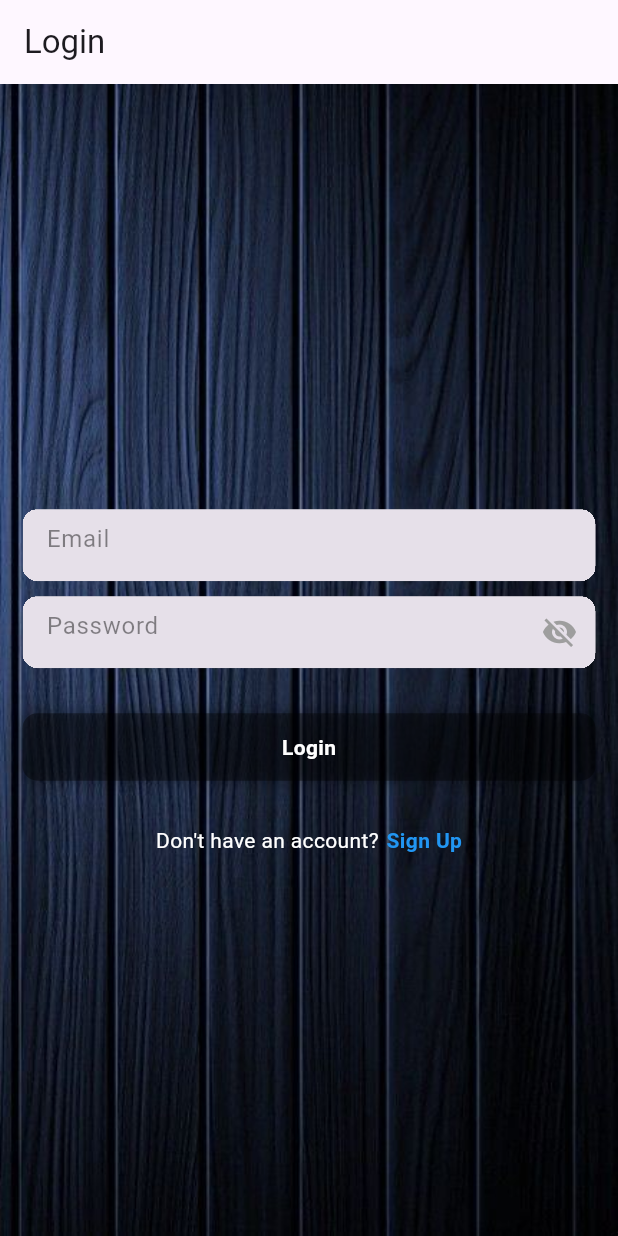
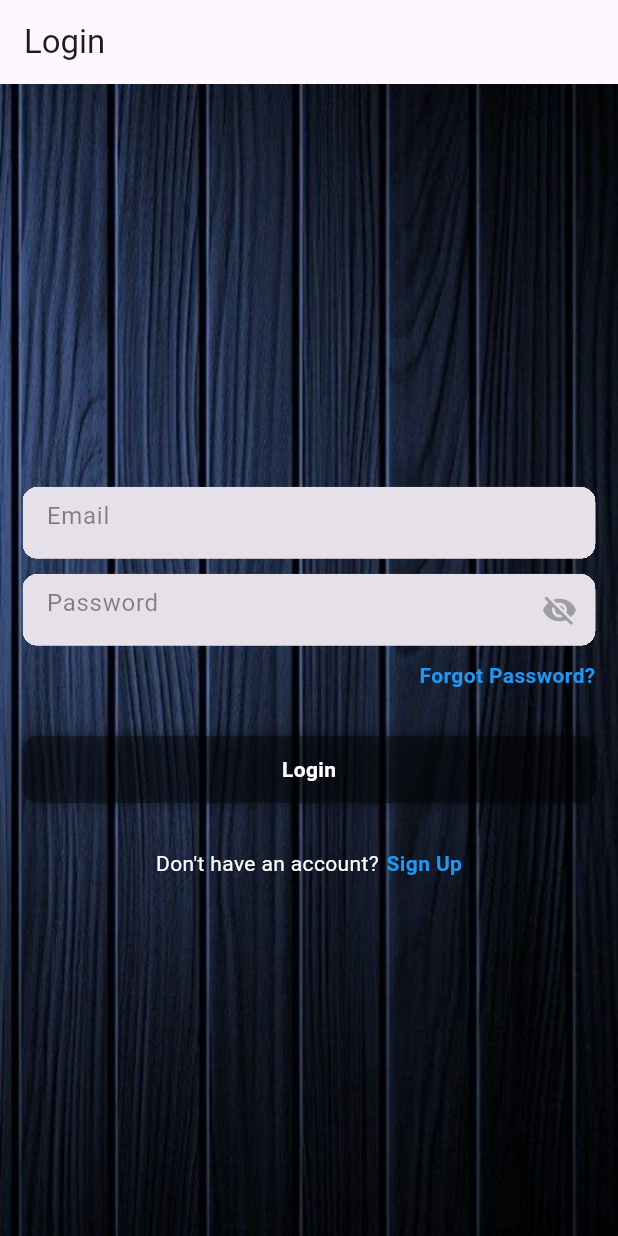
Before and after one commit to tajreeee/Android_Project, a Flutter app: the screen it shows after launch, on a phone screen of 412 x 824 dp. Run offline on Flutter 3.47's test engine with Material 3 defaults, Android fonts, the phone set to English and light mode, and no system bars; our stand-ins replace firebase_auth, firebase_core, fluttertoast, google_fonts, table_calendar; accounts and stored records are empty.

Commit message:
Forgot Password set up

```diff
--- a/lib/login_page.dart
+++ b/lib/login_page.dart
@@ -1,11 +1,10 @@
-import 'package:cloud_firestore/cloud_firestore.dart';
 import 'package:firebase_auth/firebase_auth.dart';
-import 'package:flutter/cupertino.dart';
 import 'package:flutter/material.dart';
 import 'sign_up_page.dart';
 import 'form_container_widget.dart';
 import 'toast.dart';
 import 'firebase_auth_services.dart';
+import 'forgot_password_page.dart'; // Import Forgot Password Page
 
 class LoginPage extends StatefulWidget {
   const LoginPage({super.key});
@@ -17,9 +16,8 @@ class LoginPage extends StatefulWidget {
 class _LoginPageState extends State<LoginPage> {
   bool _isSigning = false;
   final FirebaseAuthService _auth = FirebaseAuthService();
-  final FirebaseAuth _firebaseAuth = FirebaseAuth.instance;
-  TextEditingController _emailController = TextEditingController();
-  TextEditingController _passwordController = TextEditingController();
+  final TextEditingController _emailController = TextEditingController();
+  final TextEditingController _passwordController = TextEditingController();
 
   @override
   void dispose() {
@@ -38,7 +36,7 @@ class _LoginPageState extends State<LoginPage> {
       body: Container(
         decoration: BoxDecoration(
           image: DecorationImage(
-            image: AssetImage("assets/log_in.jpg"), // Use the log in.jpg image
+            image: AssetImage("assets/log_in.jpg"), // Background Image
             fit: BoxFit.cover,
           ),
         ),
@@ -48,7 +46,6 @@ class _LoginPageState extends State<LoginPage> {
             child: Column(
               mainAxisAlignment: MainAxisAlignment.center,
               children: [
-                // Remove middle "Login" text
                 SizedBox(height: 30),
 
                 // Email Field
@@ -57,9 +54,7 @@ class _LoginPageState extends State<LoginPage> {
                   hintText: "Email",
                   isPasswordField: false,
                 ),
-                SizedBox(
-                  height: 10,
-                ),
+                SizedBox(height: 10),
 
                 // Password Field
                 FormContainerWidget(
@@ -67,22 +62,39 @@ class _LoginPageState extends State<LoginPage> {
                   hintText: "Password",
                   isPasswordField: true,
                 ),
-                SizedBox(
-                  height: 30,
-                ),
+                SizedBox(height: 10),
 
-                // Transparent and blurred Login Button
+                // Forgot Password Button
                 GestureDetector(
                   onTap: () {
-                    _signIn();
+                    Navigator.push(
+                      context,
+                      MaterialPageRoute(builder: (context) => ForgotPasswordPage()),
+                    );
                   },
+                  child: Align(
+                    alignment: Alignment.centerRight,
+                    child: Text(
+                      "Forgot Password?",
+                      style: TextStyle(
+                        color: Colors.blue,
+                        fontWeight: FontWeight.bold,
+                      ),
+                    ),
+                  ),
+                ),
+                SizedBox(height: 30),
+
+                // Login Button
+                GestureDetector(
+                  onTap: _signIn,
                   child: Container(
                     width: double.infinity,
                     height: 45,
                     decoration: BoxDecoration(
-                      color: Colors.black.withOpacity(0.4), // Transparent background
+                      color: Colors.black.withOpacity(0.4),
                       borderRadius: BorderRadius.circular(10),
-                      backgroundBlendMode: BlendMode.darken, // Darken background slightly
+                      backgroundBlendMode: BlendMode.darken,
                       boxShadow: [
                         BoxShadow(
                           color: Colors.black.withOpacity(0.3),
@@ -93,9 +105,7 @@ class _LoginPageState extends State<LoginPage> {
                     ),
                     child: Center(
                       child: _isSigning
-                          ? CircularProgressIndicator(
-                              color: Colors.white,
-                            )
+                          ? CircularProgressIndicator(color: Colors.white)
                           : Text(
                               "Login",
                               style: TextStyle(
@@ -106,19 +116,15 @@ class _LoginPageState extends State<LoginPage> {
                     ),
                   ),
                 ),
-                SizedBox(
-                  height: 10,
-                ),
+                SizedBox(height: 10),
 
-                // Sign Up text and button with transparent effect
+                // Sign Up Section
                 SizedBox(height: 20),
                 Row(
                   mainAxisAlignment: MainAxisAlignment.center,
                   children: [
                     Text("Don't have an account?", style: TextStyle(color: Colors.white)),
-                    SizedBox(
-                      width: 5,
-                    ),
+                    SizedBox(width: 5),
                     GestureDetector(
                       onTap: () {
                         Navigator.pushAndRemoveUntil(
@@ -150,8 +156,8 @@ class _LoginPageState extends State<LoginPage> {
       _isSigning = true;
     });
 
-    String email = _emailController.text;
-    String password = _passwordController.text;
+    String email = _emailController.text.trim();
+    String password = _passwordController.text.trim();
 
     User? user = await _auth.signInWithEmailAndPassword(email, password);
 
@@ -160,10 +166,10 @@ class _LoginPageState extends State<LoginPage> {
     });
 
     if (user != null) {
-      showToast(message: "User is successfully signed in");
+      showToast(message: "User successfully signed in");
       Navigator.pushNamed(context, "/home");
     } else {
-      showToast(message: "Some error occurred");
+      showToast(message: "Error signing in");
     }
   }
 }
```
Also changed, not shown: lib/forgot_password_page.dart (added, +66 -0 lines).
